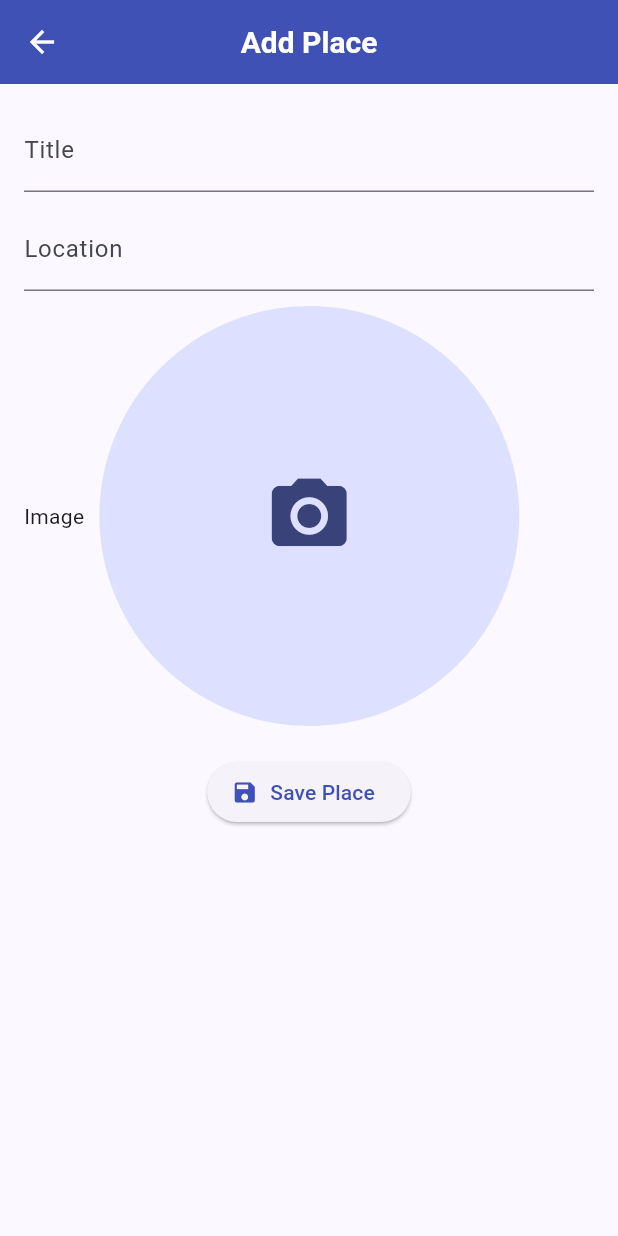
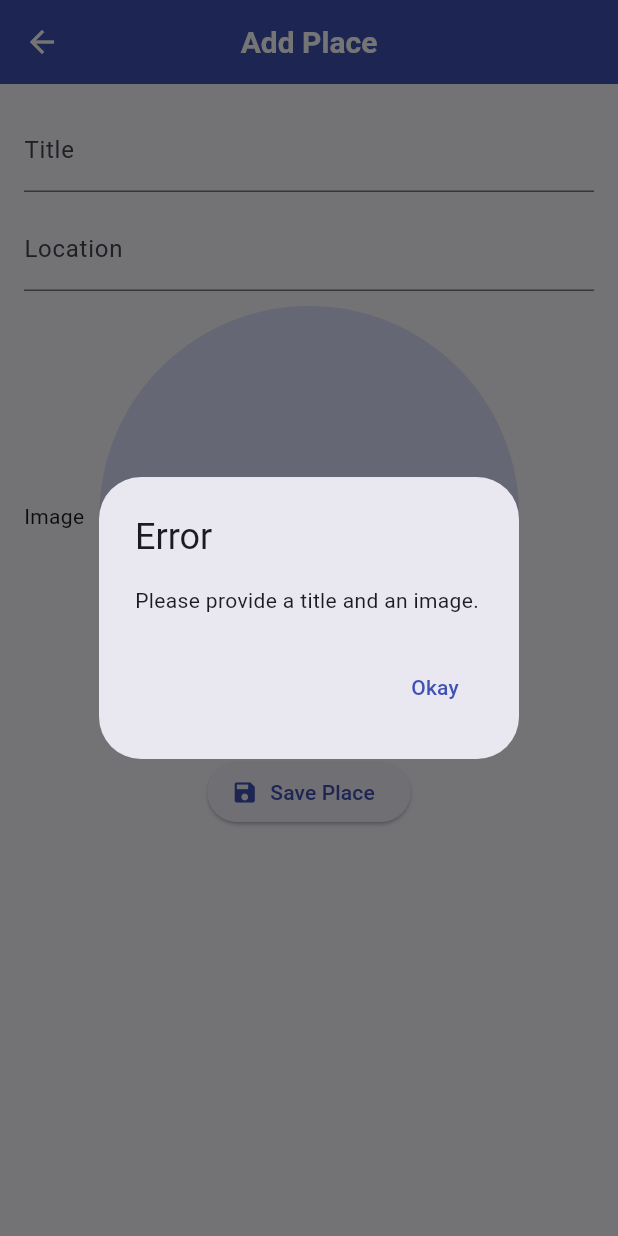
Before and after one commit to dilersik/great_places_flutter, a Flutter app: the PlaceFormScreen screen opened by its route, after a tap on "Save Place", on a phone screen of 412 x 824 dp. Run offline on Flutter 3.47's test engine with Material 3 defaults, Android fonts, the phone set to English and light mode, and no system bars; our stand-ins replace image_picker.

Commit message:
337. Submetendo Formulário

```diff
--- a/lib/providers/great_places_provider.dart
+++ b/lib/providers/great_places_provider.dart
@@ -1,24 +1,29 @@
+import 'dart:io';
+
 import 'package:flutter/material.dart';
 
 import '../models/place.dart';
 
 class GreatPlacesProvider with ChangeNotifier {
-  List<Place> _places = [];
-
+  final List<Place> _places = [];
   List<Place> get places => [..._places];
 
   int get placesCount => _places.length;
 
   Place getPlaceByIndex(int index) => _places[index];
 
-  // void addPlace(String title, File image) {
-  //   final newPlace = Place(
-  //     id: DateTime.now().toString(),
-  //     title: title,
-  //     image: image,
-  //     location: null,
-  //   );
-  //   _places.add(newPlace);
-  //   notifyListeners();
-  // }
+  void addPlace(String title, File image) {
+    final newPlace = Place(
+      id: DateTime.timestamp().toString(),
+      title: title,
+      image: image,
+      location: PlaceLocation(
+        latitude: 0,
+        longitude: 0,
+        address: '',
+      ),
+    );
+    _places.add(newPlace);
+    notifyListeners();
+  }
 }
--- a/lib/screens/place_form_screen.dart
+++ b/lib/screens/place_form_screen.dart
@@ -1,7 +1,9 @@
 import 'dart:io';
 
 import 'package:flutter/material.dart';
+import 'package:great_places_flutter/providers/great_places_provider.dart';
 import 'package:great_places_flutter/widgets/input_image_widget.dart';
+import 'package:provider/provider.dart';
 
 class PlaceFormScreen extends StatefulWidget {
   const PlaceFormScreen({super.key});
@@ -11,7 +13,6 @@ class PlaceFormScreen extends StatefulWidget {
 }
 
 class _PlaceFormScreenState extends State<PlaceFormScreen> {
-
   final _titleController = TextEditingController();
   File? _pickedImage;
 
@@ -54,10 +55,21 @@ class _PlaceFormScreenState extends State<PlaceFormScreen> {
   void selectImage(File image) => setState(() => _pickedImage = image);
 
   void _submitForm() {
-    final title = _titleController.text;
-    if (title.isEmpty) {
+    if (_titleController.text.trim().isEmpty || _pickedImage == null) {
+      showDialog(
+        context: context,
+        builder:
+            (ctx) => AlertDialog(
+              title: const Text('Error'),
+              content: const Text('Please provide a title and an image.'),
+              actions: [TextButton(onPressed: () => Navigator.of(ctx).pop(), child: const Text('Okay'))],
+            ),
+      );
       return;
     }
-    // Save the place
+
+    Provider.of<GreatPlacesProvider>(context, listen: false).addPlace(_titleController.text, _pickedImage!);
+
+    Navigator.of(context).pop();
   }
 }
```
Also changed, not shown: lib/main.dart (+6 -1 lines), lib/widgets/input_image_widget.dart (+7 -1 lines).
